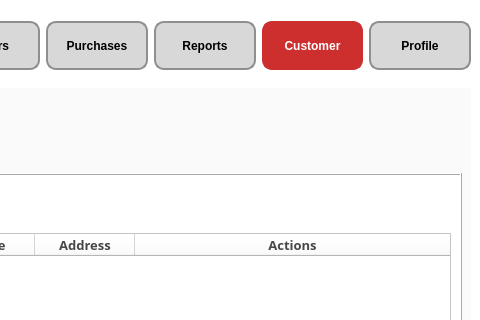
Above: Customer.ui from CMacan/MCAV-desktop-app before the change; both pictures show x 495 to 975 and y 0 to 320 of the 975 by 495 pixel window. Below: the same form after it.
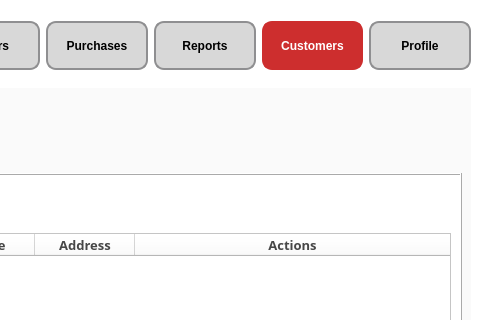
That is the form after the change. Icons and pictures are not drawn.

Patch:
```diff
--- a/Customer.ui
+++ b/Customer.ui
@@ -214,7 +214,7 @@
 background-color: #CD2E2E;</string>
          </property>
          <property name="text">
-          <string>Customer</string>
+          <string>Customers</string>
          </property>
         </widget>
        </item>
```
